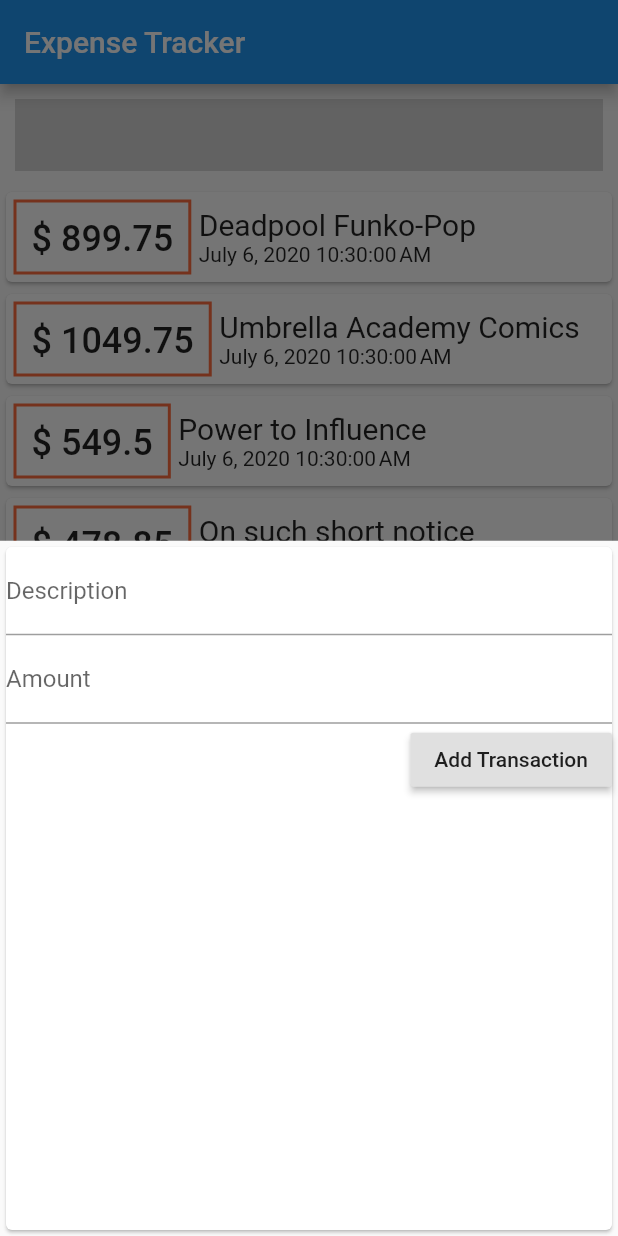
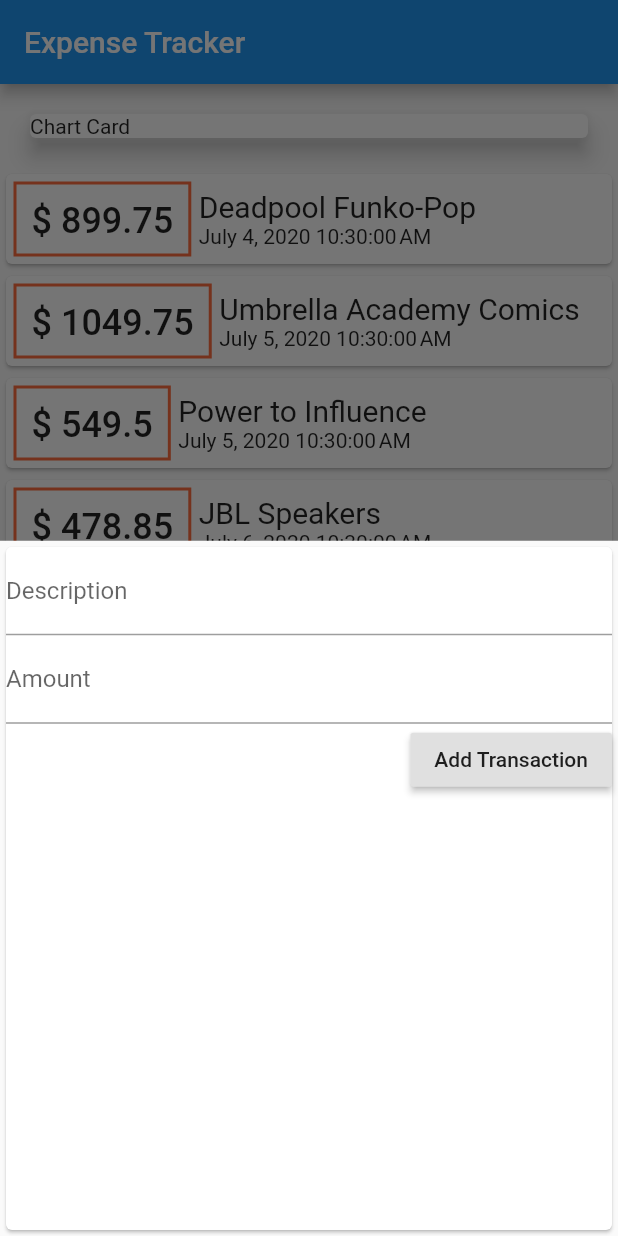
Before and after one commit to poolGolez/expense_tracker, a Flutter app: the screen it shows after launch, after a tap on the "add" icon, on a phone screen of 412 x 824 dp. Run offline on Flutter 3.47's test engine with Material 2 defaults, Android fonts, the phone set to English and light mode, and no system bars.

Commit message:
Calculate date for chart

```diff
--- a/lib/main.dart
+++ b/lib/main.dart
@@ -27,27 +27,34 @@ class _HomePageState extends State<HomePage> {
       id: 'T001',
       description: 'Deadpool Funko-Pop',
       amount: 899.75,
-      date: DateTime.now(),
+      date: DateTime.now().subtract(Duration(days: 2)),
     ),
     Transaction(
       id: 'T002',
       description: 'Umbrella Academy Comics',
       amount: 1049.75,
-      date: DateTime.now(),
+      date: DateTime.now().subtract(Duration(days: 1)),
     ),
     Transaction(
       id: 'T003',
       description: 'Power to Influence',
       amount: 549.50,
-      date: DateTime.now(),
+      date: DateTime.now().subtract(Duration(days: 1)),
     ),
     Transaction(
       id: 'T004',
-      description: 'On such short notice',
+      description: 'JBL Speakers',
       amount: 478.85,
       date: DateTime.now(),
     ),
   ];
+
+  List<Transaction> get _recentTransactions {
+    return transactions.where((transaction) {
+      return transaction.date
+          .isAfter(DateTime.now().subtract(Duration(days: 7)));
+    }).toList();
+  }
 
   void _addNewTransaction(String description, double amount) {
     final trx = Transaction(
@@ -84,9 +91,9 @@ class _HomePageState extends State<HomePage> {
               Container(
                 width: double.infinity,
                 margin: EdgeInsets.all(10),
-                child: Chart(),
+                child: Chart(transactions),
               ),
-              TransactionList(transactions),
+              TransactionList(_recentTransactions),
             ],
           ),
         ),
--- /dev/null
+++ b/lib/widget/chart.dart
@@ -0,0 +1,42 @@
+import 'package:flutter/material.dart';
+import 'package:intl/intl.dart';
+
+import '../domain/transaction.dart';
+
+class Chart extends StatelessWidget {
+  final List<Transaction> recentTransactions;
+
+  Chart(this.recentTransactions);
+
+  List<Map<String, Object>> get groupedTransactions {
+    return List.generate(7, (index) {
+      final weekday = DateTime.now().subtract(Duration(days: index));
+
+      var totalAmount = recentTransactions.fold(0.0, (sum, trx) {
+        return (DateFormat.yMd().format(trx.date) ==
+                DateFormat.yMd().format(weekday))
+            ? sum + trx.amount
+            : sum;
+      });
+
+      return {
+        'day': DateFormat.E().format(weekday),
+        'amount': totalAmount,
+      };
+    });
+  }
+
+  @override
+  Widget build(BuildContext context) {
+    print(groupedTransactions);
+    return Card(
+      elevation: 6,
+      margin: EdgeInsets.all(10),
+      child: Row(
+        children: <Widget>[
+          Text('Chart Card'),
+        ],
+      ),
+    );
+  }
+}
```
